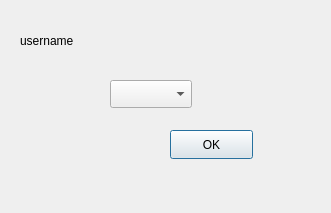
Before: the Qt Designer form cs2_lab_final_project/editroleform.ui in Hamdy410/CS2_lab_finalProject, drawn with Qt 5.
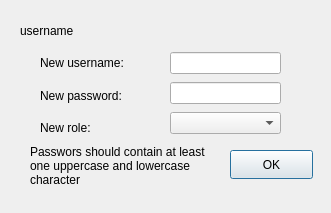
After: the same form once the commit is applied.

Commit message: the edit role form now updates also the password and the role

The edit to the form file:
```diff
--- a/cs2_lab_final_project/editroleform.ui
+++ b/cs2_lab_final_project/editroleform.ui
@@ -13,26 +13,11 @@
   <property name="windowTitle">
    <string>Dialog</string>
   </property>
-  <widget class="QComboBox" name="comboBox_editRole">
-   <property name="geometry">
-    <rect>
-     <x>110</x>
-     <y>80</y>
-     <width>82</width>
-     <height>28</height>
-    </rect>
-   </property>
-   <item>
-    <property name="text">
-     <string/>
-    </property>
-   </item>
-  </widget>
   <widget class="QLabel" name="usernameLabel">
    <property name="geometry">
     <rect>
      <x>20</x>
-     <y>30</y>
+     <y>20</y>
      <width>91</width>
      <height>21</height>
     </rect>
@@ -44,8 +29,8 @@
   <widget class="QPushButton" name="pushButton_OK">
    <property name="geometry">
     <rect>
-     <x>170</x>
-     <y>130</y>
+     <x>230</x>
+     <y>150</y>
      <width>83</width>
      <height>29</height>
     </rect>
@@ -54,6 +39,82 @@
     <string>OK</string>
    </property>
   </widget>
+  <widget class="QLabel" name="label_passwordWarning">
+   <property name="geometry">
+    <rect>
+     <x>30</x>
+     <y>140</y>
+     <width>181</width>
+     <height>51</height>
+    </rect>
+   </property>
+   <property name="text">
+    <string>Passwors should contain at least one uppercase and lowercase character</string>
+   </property>
+   <property name="wordWrap">
+    <bool>true</bool>
+   </property>
+  </widget>
+  <widget class="QWidget" name="">
+   <property name="geometry">
+    <rect>
+     <x>40</x>
+     <y>50</y>
+     <width>84</width>
+     <height>91</height>
+    </rect>
+   </property>
+   <layout class="QVBoxLayout" name="verticalLayout">
+    <item>
+     <widget class="QLabel" name="label_newUsername">
+      <property name="text">
+       <string>New username:</string>
+      </property>
+     </widget>
+    </item>
+    <item>
+     <widget class="QLabel" name="label_newPassword">
+      <property name="text">
+       <string>New password:</string>
+      </property>
+     </widget>
+    </item>
+    <item>
+     <widget class="QLabel" name="label_newRole">
+      <property name="text">
+       <string>New role: </string>
+      </property>
+     </widget>
+    </item>
+   </layout>
+  </widget>
+  <widget class="QWidget" name="">
+   <property name="geometry">
+    <rect>
+     <x>170</x>
+     <y>50</y>
+     <width>111</width>
+     <height>88</height>
+    </rect>
+   </property>
+   <layout class="QVBoxLayout" name="verticalLayout_2">
+    <item>
+     <widget class="QLineEdit" name="lineEdit_username"/>
+    </item>
+    <item>
+     <widget class="QLineEdit" name="lineEdit_password"/>
+    </item>
+    <item>
+     <widget class="QComboBox" name="comboBox_editRole">
+      <item>
+       <property name="text">
+        <string/>
+       </property>
+      </item>
+     </widget>
+    </item>
+   </layout>
+  </widget>
  </widget>
  <resources/>
  <connections/>
```
The commit also changes 6 other files.
